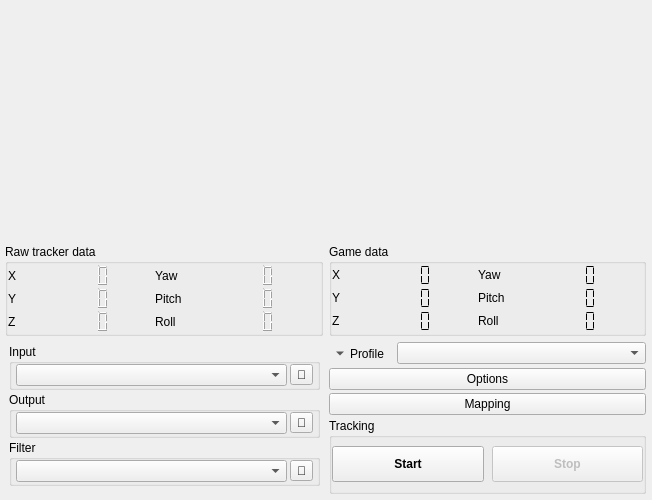
The window that gui/main-window.ui (opentrack/opentrack) describes before a commit, drawn with Qt 5.
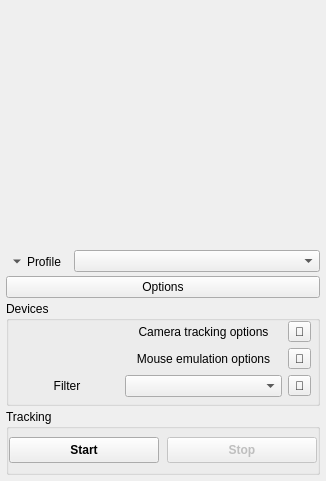
The same window after the commit. Icons and pictures are not drawn. Custom widgets are drawn as their Qt base class.

Commit message: gui: remove stuff from main window layout

The edit to the form file:
```diff
--- a/gui/main-window.ui
+++ b/gui/main-window.ui
@@ -7,8 +7,8 @@
    <rect>
     <x>0</x>
     <y>0</y>
-    <width>652</width>
-    <height>500</height>
+    <width>326</width>
+    <height>481</height>
    </rect>
   </property>
   <property name="windowIcon">
@@ -69,7 +69,7 @@
        <property name="bottomMargin">
         <number>0</number>
        </property>
-       <item>
+       <item alignment="Qt::AlignLeft">
         <widget class="QFrame" name="top">
          <property name="sizePolicy">
           <sizepolicy hsizetype="Preferred" vsizetype="Preferred">
@@ -235,22 +235,6 @@
             </widget>
            </widget>
           </item>
-          <item>
-           <widget class="GLWidget" name="pose_display" native="true">
-            <property name="sizePolicy">
-             <sizepolicy hsizetype="Maximum" vsizetype="Maximum">
-              <horstretch>0</horstretch>
-              <verstretch>0</verstretch>
-             </sizepolicy>
-            </property>
-            <property name="minimumSize">
-             <size>
-              <width>320</width>
-              <height>240</height>
-             </size>
-            </property>
-           </widget>
-          </item>
          </layout>
         </widget>
        </item>
@@ -284,618 +268,6 @@
           <property name="bottomMargin">
            <number>6</number>
           </property>
-          <item>
-           <widget class="QGroupBox" name="box_raw_headpose">
-            <property name="sizePolicy">
-             <sizepolicy hsizetype="MinimumExpanding" vsizetype="Maximum">
-              <horstretch>0</horstretch>
-              <verstretch>0</verstretch>
-             </sizepolicy>
-            </property>
-            <property name="title">
-             <string>Raw tracker data</string>
-            </property>
-            <layout class="QGridLayout" name="gridLayout_12">
-             <property name="leftMargin">
-              <number>0</number>
-             </property>
-             <property name="topMargin">
-              <number>0</number>
-             </property>
-             <property name="rightMargin">
-              <number>0</number>
-             </property>
-             <property name="bottomMargin">
-              <number>0</number>
-             </property>
-             <property name="spacing">
-              <number>0</number>
-             </property>
-             <item row="0" column="3">
-              <widget class="QLCDNumber" name="raw_yaw">
-               <property name="enabled">
-                <bool>true</bool>
-               </property>
-               <property name="sizePolicy">
-                <sizepolicy hsizetype="Minimum" vsizetype="Minimum">
-                 <horstretch>0</horstretch>
-                 <verstretch>0</verstretch>
-                </sizepolicy>
-               </property>
-               <property name="frameShape">
-                <enum>QFrame::NoFrame</enum>
-               </property>
-               <property name="frameShadow">
-                <enum>QFrame::Plain</enum>
-               </property>
-               <property name="lineWidth">
-                <number>1</number>
-               </property>
-               <property name="smallDecimalPoint">
-                <bool>true</bool>
-               </property>
-               <property name="digitCount">
-                <number>4</number>
-               </property>
-               <property name="segmentStyle">
-                <enum>QLCDNumber::Outline</enum>
-               </property>
-              </widget>
-             </item>
-             <item row="2" column="0">
-              <widget class="QLabel" name="lblZ_4">
-               <property name="enabled">
-                <bool>true</bool>
-               </property>
-               <property name="sizePolicy">
-                <sizepolicy hsizetype="Maximum" vsizetype="Minimum">
-                 <horstretch>0</horstretch>
-                 <verstretch>0</verstretch>
-                </sizepolicy>
-               </property>
-               <property name="autoFillBackground">
-                <bool>false</bool>
-               </property>
-               <property name="frameShadow">
-                <enum>QFrame::Raised</enum>
-               </property>
-               <property name="text">
-                <string>Z</string>
-               </property>
-              </widget>
-             </item>
-             <item row="1" column="2">
-              <widget class="QLabel" name="lblRotY_4">
-               <property name="sizePolicy">
-                <sizepolicy hsizetype="Maximum" vsizetype="Minimum">
-                 <horstretch>0</horstretch>
-                 <verstretch>0</verstretch>
-                </sizepolicy>
-               </property>
-               <property name="frameShadow">
-                <enum>QFrame::Raised</enum>
-               </property>
-               <property name="text">
-                <string>Pitch</string>
-               </property>
-              </widget>
-             </item>
-             <item row="1" column="3">
-              <widget class="QLCDNumber" name="raw_pitch">
-               <property name="enabled">
-                <bool>true</bool>
-               </property>
-               <property name="sizePolicy">
-                <sizepolicy hsizetype="Minimum" vsizetype="Minimum">
-                 <horstretch>0</horstretch>
-                 <verstretch>0</verstretch>
-                </sizepolicy>
-               </property>
-               <property name="frameShape">
-                <enum>QFrame::NoFrame</enum>
-               </property>
-               <property name="frameShadow">
-                <enum>QFrame::Plain</enum>
-               </property>
-               <property name="lineWidth">
-                <number>1</number>
-               </property>
-               <property name="smallDecimalPoint">
-                <bool>true</bool>
-               </property>
-               <property name="digitCount">
-                <number>4</number>
-               </property>
-               <property name="segmentStyle">
-                <enum>QLCDNumber::Outline</enum>
-               </property>
-              </widget>
-             </item>
-             <item row="1" column="0">
-              <widget class="QLabel" name="lblY_4">
-               <property name="enabled">
-                <bool>true</bool>
-               </property>
-               <property name="sizePolicy">
-                <sizepolicy hsizetype="Maximum" vsizetype="Minimum">
-                 <horstretch>0</horstretch>
-                 <verstretch>0</verstretch>
-                </sizepolicy>
-               </property>
-               <property name="autoFillBackground">
-                <bool>false</bool>
-               </property>
-               <property name="frameShadow">
-                <enum>QFrame::Raised</enum>
-               </property>
-               <property name="text">
-                <string>Y</string>
-               </property>
-              </widget>
-             </item>
-             <item row="0" column="0">
-              <widget class="QLabel" name="lblX_4">
-               <property name="sizePolicy">
-                <sizepolicy hsizetype="Maximum" vsizetype="Minimum">
-                 <horstretch>0</horstretch>
-                 <verstretch>0</verstretch>
-                </sizepolicy>
-               </property>
-               <property name="frameShadow">
-                <enum>QFrame::Raised</enum>
-               </property>
-               <property name="text">
-                <string>X</string>
-               </property>
-              </widget>
-             </item>
-             <item row="0" column="1">
-              <widget class="QLCDNumber" name="raw_x">
-               <property name="enabled">
-                <bool>true</bool>
-               </property>
-               <property name="sizePolicy">
-                <sizepolicy hsizetype="Minimum" vsizetype="Minimum">
-                 <horstretch>0</horstretch>
-                 <verstretch>0</verstretch>
-                </sizepolicy>
-               </property>
-               <property name="frameShape">
-                <enum>QFrame::NoFrame</enum>
-               </property>
-               <property name="frameShadow">
-                <enum>QFrame::Plain</enum>
-               </property>
-               <property name="lineWidth">
-                <number>1</number>
-               </property>
-               <property name="smallDecimalPoint">
-                <bool>true</bool>
-               </property>
-               <property name="digitCount">
-                <number>4</number>
-               </property>
-               <property name="segmentStyle">
-                <enum>QLCDNumber::Outline</enum>
-               </property>
-              </widget>
-             </item>
-             <item row="2" column="2">
-              <widget class="QLabel" name="lblRotZ_4">
-               <property name="sizePolicy">
-                <sizepolicy hsizetype="Maximum" vsizetype="Minimum">
-                 <horstretch>0</horstretch>
-                 <verstretch>0</verstretch>
-                </sizepolicy>
-               </property>
-               <property name="frameShadow">
-                <enum>QFrame::Raised</enum>
-               </property>
-               <property name="text">
-                <string>Roll</string>
-               </property>
-              </widget>
-             </item>
-             <item row="0" column="2">
-              <widget class="QLabel" name="lblRotX_4">
-               <property name="sizePolicy">
-                <sizepolicy hsizetype="Maximum" vsizetype="Minimum">
-                 <horstretch>0</horstretch>
-                 <verstretch>0</verstretch>
-                </sizepolicy>
-               </property>
-               <property name="frameShadow">
-                <enum>QFrame::Raised</enum>
-               </property>
-               <property name="text">
-                <string>Yaw</string>
-               </property>
-              </widget>
-             </item>
-             <item row="1" column="1">
-              <widget class="QLCDNumber" name="raw_y">
-               <property name="enabled">
-                <bool>true</bool>
-               </property>
-               <property name="sizePolicy">
-                <sizepolicy hsizetype="Minimum" vsizetype="Minimum">
-                 <horstretch>0</horstretch>
-                 <verstretch>0</verstretch>
-                </sizepolicy>
-               </property>
-               <property name="frameShape">
-                <enum>QFrame::NoFrame</enum>
-               </property>
-               <property name="frameShadow">
-                <enum>QFrame::Plain</enum>
-               </property>
-               <property name="lineWidth">
-                <number>1</number>
-               </property>
-               <property name="smallDecimalPoint">
-                <bool>true</bool>
-               </property>
-               <property name="digitCount">
-                <number>4</number>
-               </property>
-               <property name="segmentStyle">
-                <enum>QLCDNumber::Outline</enum>
-               </property>
-              </widget>
-             </item>
-             <item row="2" column="3">
-              <widget class="QLCDNumber" name="raw_roll">
-               <property name="enabled">
-                <bool>true</bool>
-               </property>
-               <property name="sizePolicy">
-                <sizepolicy hsizetype="Minimum" vsizetype="Minimum">
-                 <horstretch>0</horstretch>
-                 <verstretch>0</verstretch>
-                </sizepolicy>
-               </property>
-               <property name="frameShape">
-                <enum>QFrame::NoFrame</enum>
-               </property>
-               <property name="frameShadow">
-                <enum>QFrame::Plain</enum>
-               </property>
-               <property name="lineWidth">
-                <number>1</number>
-               </property>
-               <property name="smallDecimalPoint">
-                <bool>true</bool>
-               </property>
-               <property name="digitCount">
-                <number>4</number>
-               </property>
-               <property name="segmentStyle">
-                <enum>QLCDNumber::Outline</enum>
-               </property>
-              </widget>
-             </item>
-             <item row="2" column="1">
-              <widget class="QLCDNumber" name="raw_z">
-               <property name="enabled">
-                <bool>true</bool>
-               </property>
-               <property name="sizePolicy">
-                <sizepolicy hsizetype="Minimum" vsizetype="Minimum">
-                 <horstretch>0</horstretch>
-                 <verstretch>0</verstretch>
-                </sizepolicy>
-               </property>
-               <property name="frameShape">
-                <enum>QFrame::NoFrame</enum>
-               </property>
-               <property name="frameShadow">
-                <enum>QFrame::Plain</enum>
-               </property>
-               <property name="lineWidth">
-                <number>1</number>
-               </property>
-               <property name="smallDecimalPoint">
-                <bool>true</bool>
-               </property>
-               <property name="digitCount">
-                <number>4</number>
-               </property>
-               <property name="segmentStyle">
-                <enum>QLCDNumber::Outline</enum>
-               </property>
-              </widget>
-             </item>
-            </layout>
-           </widget>
-          </item>
-          <item>
-           <widget class="QGroupBox" name="box_mapped_headpose">
-            <property name="sizePolicy">
-             <sizepolicy hsizetype="MinimumExpanding" vsizetype="Maximum">
-              <horstretch>0</horstretch>
-              <verstretch>0</verstretch>
-             </sizepolicy>
-            </property>
-            <property name="title">
-             <string>Game data</string>
-            </property>
-            <layout class="QGridLayout" name="gridLayout_14">
-             <property name="leftMargin">
-              <number>0</number>
-             </property>
-             <property name="topMargin">
-              <number>0</number>
-             </property>
-             <property name="rightMargin">
-              <number>0</number>
-             </property>
-             <property name="bottomMargin">
-              <number>0</number>
-             </property>
-             <property name="spacing">
-              <number>0</number>
-             </property>
-             <item row="1" column="3">
-              <widget class="QLCDNumber" name="pose_pitch">
-               <property name="enabled">
-                <bool>true</bool>
-               </property>
-               <property name="sizePolicy">
-                <sizepolicy hsizetype="Minimum" vsizetype="Maximum">
-                 <horstretch>0</horstretch>
-                 <verstretch>0</verstretch>
-                </sizepolicy>
-               </property>
-               <property name="frameShape">
-                <enum>QFrame::NoFrame</enum>
-               </property>
-               <property name="smallDecimalPoint">
-                <bool>true</bool>
-               </property>
-               <property name="digitCount">
-                <number>4</number>
-               </property>
-               <property name="segmentStyle">
-                <enum>QLCDNumber::Flat</enum>
-               </property>
-              </widget>
-             </item>
-             <item row="0" column="3">
-              <widget class="QLCDNumber" name="pose_yaw">
-               <property name="enabled">
-                <bool>true</bool>
-               </property>
-               <property name="sizePolicy">
-                <sizepolicy hsizetype="Minimum" vsizetype="Maximum">
-                 <horstretch>0</horstretch>
-                 <verstretch>0</verstretch>
-                </sizepolicy>
-               </property>
-               <property name="frameShape">
-                <enum>QFrame::NoFrame</enum>
-               </property>
-               <property name="smallDecimalPoint">
-                <bool>true</bool>
-               </property>
-               <property name="digitCount">
-                <number>4</number>
-               </property>
-               <property name="segmentStyle">
-                <enum>QLCDNumber::Flat</enum>
-               </property>
-              </widget>
-             </item>
-             <item row="2" column="1">
-              <widget class="QLCDNumber" name="pose_z">
-               <property name="enabled">
-                <bool>true</bool>
-               </property>
-               <property name="sizePolicy">
-                <sizepolicy hsizetype="Minimum" vsizetype="Maximum">
-                 <horstretch>0</horstretch>
-                 <verstretch>0</verstretch>
-                </sizepolicy>
-               </property>
-               <property name="frameShape">
-                <enum>QFrame::NoFrame</enum>
-               </property>
-               <property name="smallDecimalPoint">
-                <bool>true</bool>
-               </property>
-               <property name="digitCount">
-                <number>4</number>
-               </property>
-               <property name="segmentStyle">
-                <enum>QLCDNumber::Flat</enum>
-               </property>
-              </widget>
-             </item>
-             <item row="0" column="0">
-              <widget class="QLabel" name="lblx">
-               <property name="sizePolicy">
-                <sizepolicy hsizetype="Maximum" vsizetype="Maximum">
-                 <horstretch>0</horstretch>
-                 <verstretch>0</verstretch>
-                </sizepolicy>
-               </property>
-               <property name="frameShadow">
-                <enum>QFrame::Raised</enum>
-               </property>
-               <property name="text">
-                <string>X</string>
-               </property>
-              </widget>
-             </item>
-             <item row="1" column="0">
-              <widget class="QLabel" name="lblY_2">
-               <property name="enabled">
-                <bool>true</bool>
-               </property>
-               <property name="sizePolicy">
-                <sizepolicy hsizetype="Maximum" vsizetype="Maximum">
-                 <horstretch>0</horstretch>
-                 <verstretch>0</verstretch>
-                </sizepolicy>
-               </property>
-               <property name="autoFillBackground">
-                <bool>false</bool>
-               </property>
-               <property name="frameShadow">
-                <enum>QFrame::Raised</enum>
-               </property>
-               <property name="text">
-                <string>Y</string>
-               </property>
-              </widget>
-             </item>
-             <item row="0" column="1">
-              <widget class="QLCDNumber" name="pose_x">
-               <property name="enabled">
-                <bool>true</bool>
-               </property>
-               <property name="sizePolicy">
-                <sizepolicy hsizetype="Minimum" vsizetype="Maximum">
-                 <horstretch>0</horstretch>
-                 <verstretch>0</verstretch>
-                </sizepolicy>
-               </property>
-               <property name="frameShape">
-                <enum>QFrame::NoFrame</enum>
-               </property>
-               <property name="smallDecimalPoint">
-                <bool>true</bool>
-               </property>
-               <property name="digitCount">
-                <number>4</number>
-               </property>
-               <property name="segmentStyle">
-                <enum>QLCDNumber::Flat</enum>
-               </property>
-              </widget>
-             </item>
-             <item row="1" column="2">
-              <widget class="QLabel" name="lblRotY_2">
-               <property name="sizePolicy">
-                <sizepolicy hsizetype="Maximum" vsizetype="Maximum">
-                 <horstretch>0</horstretch>
-                 <verstretch>0</verstretch>
-                </sizepolicy>
-               </property>
-               <property name="frameShadow">
-                <enum>QFrame::Raised</enum>
-               </property>
-               <property name="text">
-                <string>Pitch</string>
-               </property>
-              </widget>
-             </item>
-             <item row="2" column="2">
-              <widget class="QLabel" name="lblRotZ_2">
-               <property name="sizePolicy">
-                <sizepolicy hsizetype="Maximum" vsizetype="Maximum">
-                 <horstretch>0</horstretch>
-                 <verstretch>0</verstretch>
-                </sizepolicy>
-               </property>
-               <property name="frameShadow">
-                <enum>QFrame::Raised</enum>
-               </property>
-               <property name="text">
-                <string>Roll</string>
-               </property>
-              </widget>
-             </item>
-             <item row="0" column="2">
-              <widget class="QLabel" name="lblRotX_2">
-               <property name="sizePolicy">
-                <sizepolicy hsizetype="Maximum" vsizetype="Maximum">
-                 <horstretch>0</horstretch>
-                 <verstretch>0</verstretch>
-                </sizepolicy>
-               </property>
-               <property name="frameShadow">
-                <enum>QFrame::Raised</enum>
-               </property>
-               <property name="text">
-                <string>Yaw</string>
-               </property>
-              </widget>
-             </item>
-             <item row="2" column="0">
-              <widget class="QLabel" name="lblZ_2">
-               <property name="enabled">
-                <bool>true</bool>
-               </property>
-               <property name="sizePolicy">
-                <sizepolicy hsizetype="Maximum" vsizetype="Maximum">
-                 <horstretch>0</horstretch>
-                 <verstretch>0</verstretch>
-                </sizepolicy>
-               </property>
-               <property name="autoFillBackground">
-                <bool>false</bool>
-               </property>
-               <property name="frameShadow">
-                <enum>QFrame::Raised</enum>
-               </property>
-               <property name="text">
-                <string>Z</string>
-               </property>
-              </widget>
-             </item>
-             <item row="1" column="1">
-              <widget class="QLCDNumber" name="pose_y">
-               <property name="enabled">
-                <bool>true</bool>
-               </property>
-               <property name="sizePolicy">
-                <sizepolicy hsizetype="Minimum" vsizetype="Maximum">
-                 <horstretch>0</horstretch>
-                 <verstretch>0</verstretch>
-                </sizepolicy>
-               </property>
-               <property name="frameShape">
-                <enum>QFrame::NoFrame</enum>
-               </property>
-               <property name="smallDecimalPoint">
-                <bool>true</bool>
-               </property>
-               <property name="digitCount">
-                <number>4</number>
-               </property>
-               <property name="segmentStyle">
-                <enum>QLCDNumber::Flat</enum>
-               </property>
-              </widget>
-             </item>
-             <item row="2" column="3">
-              <widget class="QLCDNumber" name="pose_roll">
-               <property name="enabled">
-                <bool>true</bool>
-               </property>
-               <property name="sizePolicy">
-                <sizepolicy hsizetype="Minimum" vsizetype="Maximum">
-                 <horstretch>0</horstretch>
-                 <verstretch>0</verstretch>
-                </sizepolicy>
-               </property>
-               <property name="frameShape">
-                <enum>QFrame::NoFrame</enum>
-               </property>
-               <property name="smallDecimalPoint">
-                <bool>true</bool>
-               </property>
-               <property name="digitCount">
-                <number>4</number>
-               </property>
-               <property name="segmentStyle">
-                <enum>QLCDNumber::Flat</enum>
-               </property>
-              </widget>
-             </item>
-            </layout>
-           </widget>
-          </item>
          </layout>
         </widget>
        </item>
@@ -923,7 +295,7 @@
           <property name="spacing">
            <number>6</number>
           </property>
-          <item row="0" column="1">
+          <item row="0" column="0">
            <widget class="QFrame" name="groupWindows">
             <property name="sizePolicy">
              <sizepolicy hsizetype="Preferred" vsizetype="Preferred">
@@ -1001,6 +373,12 @@
                 </item>
                 <item>
                  <widget class="QComboBox" name="iconcomboProfile">
+                  <property name="sizePolicy">
+                   <sizepolicy hsizetype="Preferred" vsizetype="Maximum">
+                    <horstretch>0</horstretch>
+                    <verstretch>0</verstretch>
+                   </sizepolicy>
+                  </property>
                   <property name="focusPolicy">
                    <enum>Qt::StrongFocus</enum>
                   </property>
@@ -1014,6 +392,12 @@
              </item>
              <item>
               <widget class="QPushButton" name="btnShortcuts">
+               <property name="sizePolicy">
+                <sizepolicy hsizetype="Minimum" vsizetype="Maximum">
+                 <horstretch>0</horstretch>
+                 <verstretch>0</verstretch>
+                </sizepolicy>
+               </property>
                <property name="text">
                 <string>Options</string>
                </property>
@@ -1030,20 +414,139 @@
               </widget>
              </item>
              <item>
-              <widget class="QPushButton" name="btnEditCurves">
-               <property name="text">
-                <string>Mapping</string>
+              <widget class="QGroupBox" name="groupFilter">
+               <property name="title">
+                <string>Devices</string>
                </property>
-               <property name="icon">
-                <iconset resource="opentrack-res.qrc">
-                 <normaloff>:/images/curves.png</normaloff>:/images/curves.png</iconset>
-               </property>
-               <property name="iconSize">
-                <size>
-                 <width>80</width>
-                 <height>24</height>
-                </size>
-               </property>
+               <layout class="QGridLayout" name="gridLayout">
+                <property name="leftMargin">
+                 <number>6</number>
+                </property>
+                <property name="topMargin">
+                 <number>0</number>
+                </property>
+                <property name="rightMargin">
+                 <number>6</number>
+                </property>
+                <property name="bottomMargin">
+                 <number>6</number>
+                </property>
+                <item row="0" column="2">
+                 <widget class="QToolButton" name="btnShowEngineControls">
+                  <property name="enabled">
+                   <bool>true</bool>
+                  </property>
+                  <property name="sizePolicy">
+                   <sizepolicy hsizetype="Maximum" vsizetype="Maximum">
+                    <horstretch>0</horstretch>
+                    <verstretch>0</verstretch>
+                   </sizepolicy>
+                  </property>
+                  <property name="focusPolicy">
+                   <enum>Qt::ClickFocus</enum>
+                  </property>
+                  <property name="text">
+                   <string>🔨</string>
+                  </property>
+                  <property name="flat" stdset="0">
+                   <bool>false</bool>
+                  </property>
+                 </widget>
+                </item>
+                <item row="2" column="2">
+                 <widget class="QToolButton" name="btnShowFilterControls">
+                  <property name="enabled">
+                   <bool>true</bool>
+                  </property>
+                  <property name="sizePolicy">
+                   <sizepolicy hsizetype="Maximum" vsizetype="Maximum">
+                    <horstretch>0</horstretch>
+                    <verstretch>0</verstretch>
+                   </sizepolicy>
+                  </property>
+                  <property name="focusPolicy">
+                   <enum>Qt::ClickFocus</enum>
+                  </property>
+                  <property name="text">
+                   <string>🔨</string>
+                  </property>
+                  <property name="flat" stdset="0">
+                   <bool>false</bool>
+                  </property>
+                 </widget>
+                </item>
+                <item row="1" column="2">
+                 <widget class="QToolButton" name="btnShowServerControls">
+                  <property name="enabled">
+                   <bool>true</bool>
+                  </property>
+                  <property name="sizePolicy">
+                   <sizepolicy hsizetype="Maximum" vsizetype="Maximum">
+                    <horstretch>0</horstretch>
+                    <verstretch>0</verstretch>
+                   </sizepolicy>
+                  </property>
+                  <property name="focusPolicy">
+                   <enum>Qt::ClickFocus</enum>
+                  </property>
+                  <property name="text">
+                   <string>🔨</string>
+                  </property>
+                  <property name="flat" stdset="0">
+                   <bool>false</bool>
+                  </property>
+                 </widget>
+                </item>
+                <item row="1" column="1">
+                 <widget class="QLabel" name="label_2">
+                  <property name="text">
+                   <string>Mouse emulation options</string>
+                  </property>
+                  <property name="alignment">
+                   <set>Qt::AlignCenter</set>
+                  </property>
+                 </widget>
+                </item>
+                <item row="0" column="1">
+                 <widget class="QLabel" name="label_3">
+                  <property name="text">
+                   <string>Camera tracking options</string>
+                  </property>
+                  <property name="alignment">
+                   <set>Qt::AlignCenter</set>
+                  </property>
+                 </widget>
+                </item>
+                <item row="2" column="0">
+                 <widget class="QLabel" name="label">
+                  <property name="sizePolicy">
+                   <sizepolicy hsizetype="Preferred" vsizetype="Preferred">
+                    <horstretch>2</horstretch>
+                    <verstretch>0</verstretch>
+                   </sizepolicy>
+                  </property>
+                  <property name="text">
+                   <string>Filter</string>
+                  </property>
+                  <property name="alignment">
+                   <set>Qt::AlignCenter</set>
+                  </property>
+                 </widget>
+                </item>
+                <item row="2" column="1">
+                 <widget class="QComboBox" name="iconcomboFilter">
+                  <property name="sizePolicy">
+                   <sizepolicy hsizetype="Preferred" vsizetype="Maximum">
+                    <horstretch>3</horstretch>
+                    <verstretch>0</verstretch>
+                   </sizepolicy>
+                  </property>
+                  <property name="focusPolicy">
+                   <enum>Qt::TabFocus</enum>
+                  </property>
+                 </widget>
+                </item>
+               </layout>
               </widget>
              </item>
              <item>
@@ -1123,225 +626,6 @@
             </layout>
            </widget>
           </item>
-          <item row="0" column="0">
-           <widget class="QFrame" name="frame_2">
-            <property name="sizePolicy">
-             <sizepolicy hsizetype="Preferred" vsizetype="Preferred">
-              <horstretch>4</horstretch>
-              <verstretch>0</verstretch>
-             </sizepolicy>
-            </property>
-            <property name="frameShape">
-             <enum>QFrame::NoFrame</enum>
-            </property>
-            <property name="frameShadow">
-             <enum>QFrame::Raised</enum>
-            </property>
-            <layout class="QVBoxLayout" name="verticalLayout">
-             <property name="spacing">
-              <number>2</number>
-             </property>
-             <property name="leftMargin">
-              <number>3</number>
-             </property>
-             <property name="topMargin">
-              <number>2</number>
-             </property>
-             <property name="rightMargin">
-              <number>3</number>
-             </property>
-             <property name="bottomMargin">
-              <number>8</number>
-             </property>
-             <item>
-              <widget class="QGroupBox" name="groupTrackerSource">
-               <property name="title">
-                <string>Input</string>
-               </property>
-               <layout class="QGridLayout" name="gridLayout">
-                <property name="leftMargin">
-                 <number>4</number>
-                </property>
-                <property name="topMargin">
-                 <number>0</number>
-                </property>
-                <property name="rightMargin">
-                 <number>4</number>
-                </property>
-                <property name="bottomMargin">
-                 <number>0</number>
-                </property>
-                <property name="horizontalSpacing">
-                 <number>3</number>
-                </property>
-                <property name="verticalSpacing">
-                 <number>0</number>
-                </property>
-                <item row="0" column="0">
-                 <widget class="QComboBox" name="iconcomboTrackerSource">
-                  <property name="sizePolicy">
-                   <sizepolicy hsizetype="Preferred" vsizetype="Maximum">
-                    <horstretch>0</horstretch>
-                    <verstretch>0</verstretch>
-                   </sizepolicy>
-                  </property>
-                  <property name="focusPolicy">
-                   <enum>Qt::TabFocus</enum>
-                  </property>
-                 </widget>
-                </item>
-                <item row="0" column="1">
-                 <widget class="QToolButton" name="btnShowEngineControls">
-                  <property name="enabled">
-                   <bool>true</bool>
-                  </property>
-                  <property name="sizePolicy">
-                   <sizepolicy hsizetype="Maximum" vsizetype="Maximum">
-                    <horstretch>0</horstretch>
-                    <verstretch>0</verstretch>
-                   </sizepolicy>
-                  </property>
-                  <property name="focusPolicy">
-                   <enum>Qt::ClickFocus</enum>
-                  </property>
-                  <property name="text">
-                   <string>🔨</string>
-                  </property>
-                  <property name="flat" stdset="0">
-                   <bool>false</bool>
-                  </property>
-                 </widget>
-                </item>
-               </layout>
-              </widget>
-             </item>
-             <item>
-              <widget class="QGroupBox" name="groupGameProtocol">
-               <property name="title">
-                <string>Output</string>
-               </property>
-               <layout class="QGridLayout" name="gridLayout_4">
-                <property name="leftMargin">
-                 <number>4</number>
-                </property>
-                <property name="topMargin">
-                 <number>0</number>
-                </property>
-                <property name="rightMargin">
-                 <number>4</number>
-                </property>
-                <property name="bottomMargin">
-                 <number>0</number>
-                </property>
-                <property name="horizontalSpacing">
-                 <number>3</number>
-                </property>
-                <property name="verticalSpacing">
-                 <number>0</number>
-                </property>
-                <item row="0" column="0">
-                 <widget class="QComboBox" name="iconcomboProtocol">
-                  <property name="sizePolicy">
-                   <sizepolicy hsizetype="Preferred" vsizetype="Maximum">
-                    <horstretch>0</horstretch>
-                    <verstretch>0</verstretch>
-                   </sizepolicy>
-                  </property>
-                  <property name="focusPolicy">
-                   <enum>Qt::TabFocus</enum>
-                  </property>
-                 </widget>
-                </item>
-                <item row="0" column="1">
-                 <widget class="QToolButton" name="btnShowServerControls">
-                  <property name="enabled">
-                   <bool>true</bool>
-                  </property>
-                  <property name="sizePolicy">
-                   <sizepolicy hsizetype="Maximum" vsizetype="Maximum">
-                    <horstretch>0</horstretch>
-                    <verstretch>0</verstretch>
-                   </sizepolicy>
-                  </property>
-                  <property name="focusPolicy">
-                   <enum>Qt::ClickFocus</enum>
-                  </property>
-                  <property name="text">
-                   <string>🔨</string>
-                  </property>
-                  <property name="flat" stdset="0">
-                   <bool>false</bool>
-                  </property>
-                 </widget>
-                </item>
-               </layout>
-              </widget>
-             </item>
-             <item>
-              <widget class="QGroupBox" name="groupFilter">
-               <property name="title">
-                <string>Filter</string>
-               </property>
-               <layout class="QGridLayout" name="gridLayout_3">
-                <property name="leftMargin">
-                 <number>4</number>
-                </property>
-                <property name="topMargin">
-                 <number>0</number>
-                </property>
-                <property name="rightMargin">
-                 <number>4</number>
-                </property>
-                <property name="bottomMargin">
-                 <number>0</number>
-                </property>
-                <property name="horizontalSpacing">
-                 <number>3</number>
-                </property>
-                <property name="verticalSpacing">
-                 <number>0</number>
-                </property>
-                <item row="0" column="0">
-                 <widget class="QComboBox" name="iconcomboFilter">
-                  <property name="sizePolicy">
-                   <sizepolicy hsizetype="Preferred" vsizetype="Maximum">
-                    <horstretch>0</horstretch>
-                    <verstretch>0</verstretch>
-                   </sizepolicy>
-                  </property>
-                  <property name="focusPolicy">
-                   <enum>Qt::TabFocus</enum>
-                  </property>
-                 </widget>
-                </item>
-                <item row="0" column="1">
-                 <widget class="QToolButton" name="btnShowFilterControls">
-                  <property name="enabled">
-                   <bool>true</bool>
-                  </property>
-                  <property name="sizePolicy">
-                   <sizepolicy hsizetype="Maximum" vsizetype="Maximum">
-                    <horstretch>0</horstretch>
-                    <verstretch>0</verstretch>
-                   </sizepolicy>
-                  </property>
-                  <property name="focusPolicy">
-                   <enum>Qt::ClickFocus</enum>
-                  </property>
-                  <property name="text">
-                   <string>🔨</string>
-                  </property>
-                  <property name="flat" stdset="0">
-                   <bool>false</bool>
-                  </property>
-                 </widget>
-                </item>
-               </layout>
-              </widget>
-             </item>
-            </layout>
-           </widget>
-          </item>
          </layout>
         </widget>
        </item>
@@ -1351,13 +635,6 @@
    </layout>
   </widget>
  </widget>
- <customwidgets>
-  <customwidget>
-   <class>GLWidget</class>
-   <extends>QWidget</extends>
-   <header>pose-widget/glwidget.h</header>
-  </customwidget>
- </customwidgets>
  <tabstops>
   <tabstop>btnStartTracker</tabstop>
   <tabstop>btnStopTracker</tabstop>
```
Left out of the diff: 1 changed line with no effect on the pictures.
